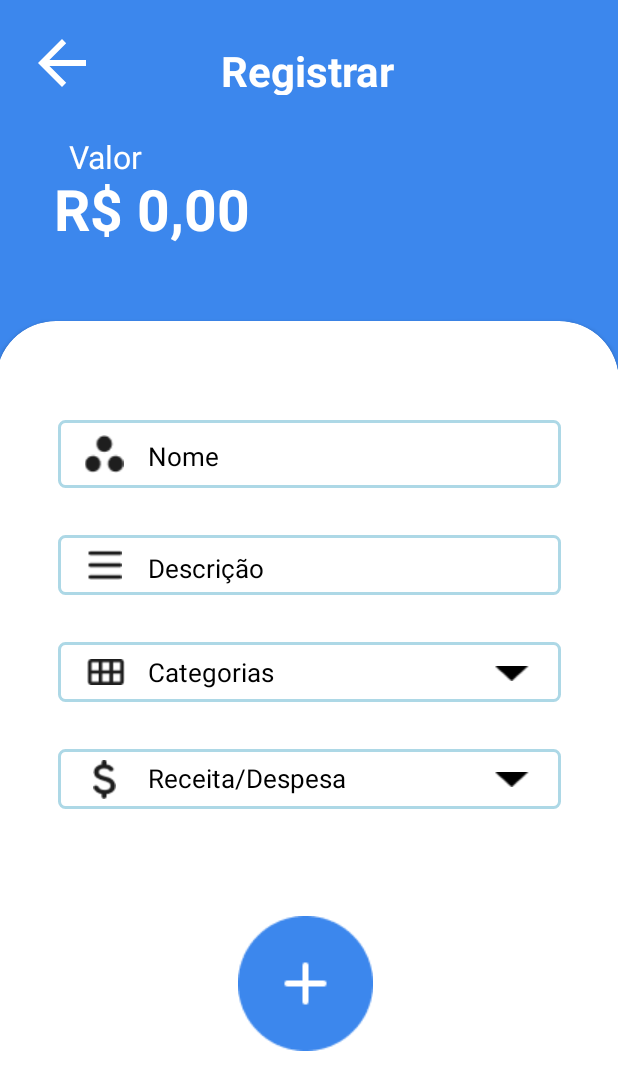
After one commit to LuanaSeres/FinanceApp, an Android app built with Jetpack Compose: the layout register.xml on its own in the app's theme, with its tools: preview values and no code run, on a phone screen of 412 x 824 dp. The commit adds this screen. Shown: the top 1090 px of the screen. Run offline under Robolectric (Android 15) with nearby library versions, the phone set to English and light mode, and no system bars.

Commit message:
tela de registro

```diff
--- /dev/null
+++ b/app/src/main/res/layout/register.xml
@@ -0,0 +1,236 @@
+<?xml version="1.0" encoding="utf-8"?>
+<androidx.constraintlayout.widget.ConstraintLayout xmlns:android="http://schemas.android.com/apk/res/android"
+    xmlns:app="http://schemas.android.com/apk/res-auto"
+    xmlns:tools="http://schemas.android.com/tools"
+    android:layout_width="match_parent"
+    android:layout_height="match_parent"
+    android:background="#3C87ED">
+
+    <Button
+        android:id="@+id/button"
+        android:layout_width="48dp"
+        android:layout_height="48dp"
+        android:layout_marginStart="17dp"
+        android:layout_marginTop="18dp"
+        android:background="@drawable/abc_vector_test"
+        android:contentDescription="@string/seta"
+        app:layout_constraintStart_toStartOf="parent"
+        app:layout_constraintTop_toTopOf="parent" />
+
+    <TextView
+        android:id="@+id/textView12"
+        android:layout_width="143dp"
+        android:layout_height="35dp"
+        android:layout_marginStart="68dp"
+        android:layout_marginTop="28dp"
+        android:contentDescription="@string/registrar"
+        android:text="Registrar"
+        android:textAlignment="center"
+        android:textColor="#FFFFFF"
+        android:textSize="28sp"
+        android:textStyle="bold"
+        app:layout_constraintStart_toEndOf="@+id/button"
+        app:layout_constraintTop_toTopOf="parent" />
+
+    <androidx.cardview.widget.CardView
+        android:layout_width="415dp"
+        android:layout_height="650dp"
+        android:layout_marginBottom="-40dp"
+        app:cardCornerRadius="40dp"
+        app:layout_constraintBottom_toBottomOf="parent"
+        app:layout_constraintEnd_toEndOf="parent"
+        app:layout_constraintHorizontal_bias="1.0"
+        app:layout_constraintStart_toStartOf="parent">
+
+        <androidx.constraintlayout.widget.ConstraintLayout
+            android:layout_width="match_parent"
+            android:layout_height="match_parent">
+
+            <LinearLayout
+                android:layout_width="match_parent"
+                android:layout_height="match_parent"
+                android:orientation="vertical"
+                android:padding="16dp"
+                app:layout_constraintTop_toTopOf="parent"
+                tools:layout_editor_absoluteX="-80dp">
+
+                <LinearLayout
+                    android:layout_width="335dp"
+                    android:layout_height="45dp"
+                    android:layout_marginLeft="25dp"
+                    android:layout_marginTop="50dp"
+                    android:layout_marginBottom="16dp"
+                    android:background="@drawable/card_border"
+                    android:orientation="vertical">
+
+                    <ImageView
+                        android:id="@+id/imageView14"
+                        android:layout_width="41dp"
+                        android:layout_height="wrap_content"
+                        android:layout_margin="10dp"
+                        android:layout_marginTop="-22dp"
+                        android:contentDescription="@string/nome"
+                        android:src="@drawable/nome" />
+
+                    <TextView
+                        android:id="@+id/textView17"
+                        android:layout_width="wrap_content"
+                        android:layout_height="wrap_content"
+                        android:layout_marginLeft="60dp"
+                        android:layout_marginTop="-33dp"
+                        android:text="Nome"
+                        android:textColor="#000000"
+                        android:textSize="17sp" />
+                </LinearLayout>
+
+                <LinearLayout
+                    android:layout_width="335dp"
+                    android:layout_height="40dp"
+                    android:layout_marginLeft="25dp"
+                    android:layout_marginTop="15dp"
+                    android:layout_marginBottom="16dp"
+                    android:background="@drawable/card_border"
+                    android:orientation="vertical">
+
+                    <ImageView
+                        android:id="@+id/imageView15"
+                        android:layout_width="wrap_content"
+                        android:layout_height="wrap_content"
+                        android:layout_marginLeft="19dp"
+                        android:layout_marginTop="10dp"
+                        android:contentDescription="@string/descricao"
+                        android:src="@drawable/descricao" />
+
+                    <TextView
+                        android:id="@+id/textView19"
+                        android:layout_width="wrap_content"
+                        android:layout_height="wrap_content"
+                        android:layout_marginLeft="60dp"
+                        android:layout_marginTop="-20dp"
+                        android:text="Descrição"
+                        android:textColor="#000000"
+                        android:textSize="17sp" />
+                </LinearLayout>
+
+                <LinearLayout
+                    android:layout_width="335dp"
+                    android:layout_height="40dp"
+                    android:layout_marginLeft="25dp"
+                    android:layout_marginTop="15dp"
+                    android:layout_marginBottom="16dp"
+                    android:background="@drawable/card_border"
+                    android:orientation="vertical">
+
+                    <ImageView
+                        android:id="@+id/imageView19"
+                        android:layout_width="25dp"
+                        android:layout_height="wrap_content"
+                        android:layout_marginLeft="19dp"
+                        android:layout_marginTop="10dp"
+                        android:contentDescription="@string/categories"
+                        android:src="@drawable/categoria" />
+
+                    <TextView
+                        android:id="@+id/textView20"
+                        android:layout_width="wrap_content"
+                        android:layout_height="wrap_content"
+                        android:layout_marginLeft="60dp"
+                        android:layout_marginTop="-22dp"
+                        android:text="Categorias"
+                        android:textColor="#000000"
+                        android:textSize="17sp" />
+
+                    <ImageView
+                        android:id="@+id/imageView31"
+                        android:layout_width="25dp"
+                        android:layout_height="wrap_content"
+                        android:layout_marginLeft="290dp"
+                        android:layout_marginTop="-16dp"
+                        android:contentDescription="@string/expandir"
+                        android:src="@drawable/expandir" />
+                </LinearLayout>
+
+                <!-- Quarto retângulo -->
+                <LinearLayout
+                    android:layout_width="335dp"
+                    android:layout_height="40dp"
+                    android:layout_marginLeft="25dp"
+                    android:layout_marginTop="15dp"
+                    android:background="@drawable/card_border"
+                    android:orientation="vertical">
+
+
+                    <ImageView
+                        android:id="@+id/imageView20"
+                        android:layout_width="22dp"
+                        android:layout_height="26dp"
+                        android:layout_marginLeft="20dp"
+                        android:layout_marginTop="7dp"
+                        android:contentDescription="@string/cifrao"
+                        android:src="@drawable/cifrao" />
+
+                    <TextView
+                        android:id="@+id/textView25"
+                        android:layout_width="wrap_content"
+                        android:layout_height="wrap_content"
+                        android:layout_marginLeft="60dp"
+                        android:layout_marginTop="-26dp"
+                        android:text="Receita/Despesa"
+                        android:textColor="#000000"
+                        android:textSize="17sp" />
+
+                    <ImageView
+                        android:id="@+id/imageView32"
+                        android:layout_width="25dp"
+                        android:layout_height="wrap_content"
+                        android:layout_marginLeft="290dp"
+                        android:layout_marginTop="-16dp"
+                        android:contentDescription="@string/expandir"
+                        android:src="@drawable/expandir" />
+
+                </LinearLayout>
+
+                <ImageButton
+                    android:id="@+id/imageButton4"
+                    android:layout_width="90dp"
+                    android:layout_height="92dp"
+                    android:layout_marginLeft="145dp"
+                    android:layout_marginTop="70dp"
+                    android:backgroundTint="#FFFFFF"
+                    android:src="@drawable/mais" />
+
+            </LinearLayout>
+
+        </androidx.constraintlayout.widget.ConstraintLayout>
+    </androidx.cardview.widget.CardView>
+
+
+    <TextView
+        android:id="@+id/textView15"
+        android:layout_width="wrap_content"
+        android:layout_height="wrap_content"
+        android:layout_marginStart="46dp"
+        android:layout_marginTop="90dp"
+        android:contentDescription="@string/valor"
+        android:text="Valor"
+        android:textColor="@color/white"
+        android:textSize="21sp"
+        app:layout_constraintStart_toStartOf="parent"
+        app:layout_constraintTop_toTopOf="parent" />
+
+    <TextView
+        android:id="@+id/textView16"
+        android:layout_width="wrap_content"
+        android:layout_height="wrap_content"
+        android:layout_marginTop="50dp"
+        android:layout_marginEnd="210dp"
+        android:contentDescription="@string/valor"
+        android:text="R$ 0,00"
+        android:textColor="@color/white"
+        android:textSize="38sp"
+        android:textStyle="bold"
+        app:layout_constraintEnd_toEndOf="parent"
+        app:layout_constraintStart_toStartOf="parent"
+        app:layout_constraintTop_toBottomOf="@+id/textView12" />
+
+</androidx.constraintlayout.widget.ConstraintLayout>
--- a/app/src/main/res/values/strings.xml
+++ b/app/src/main/res/values/strings.xml
@@ -14,5 +14,9 @@
     <string name="orcamento">orçamento</string>
     <string name="descricao">descrição</string>
     <string name="cor">cor</string>
+    <string name="expandir">expandir</string>
+    <string name="cifrao">cifrao</string>
+    <string name="registrar">registrar</string>
+    <string name="valor">valor</string>
 
 </resources>
```
Also changed, not shown: app/src/main/res/drawable/categoria.png (added), app/src/main/res/drawable/cifrao.png (added), app/src/main/res/drawable/expandir.png (added).
